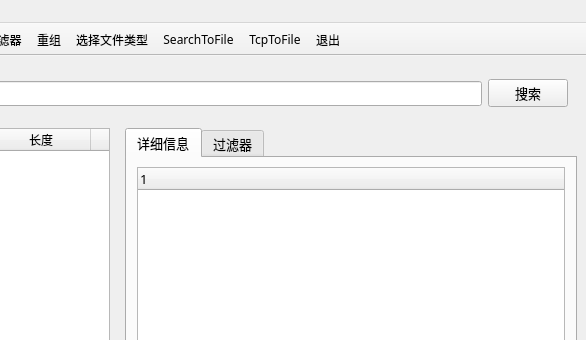
This is source/main_window.ui in ISDevLearn/Sniffer as Qt 5 draws it before an edit; both pictures show x 519 to 1105 and y 0 to 340 of the 1105 by 822 pixel window. The edited form follows.
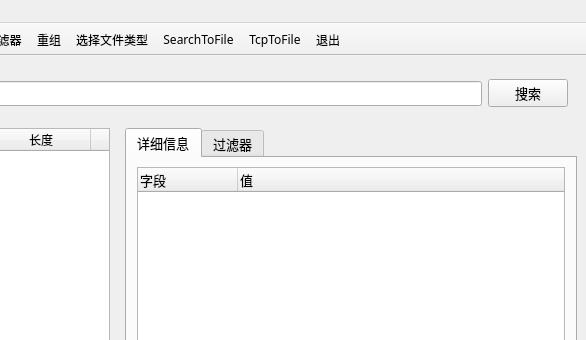
This is the edited form. Icons and pictures are not drawn.

The edit to the form file:
```diff
--- a/source/main_window.ui
+++ b/source/main_window.ui
@@ -322,7 +322,21 @@
              <number>0</number>
             </property>
             <item row="0" column="0">
-             <widget class="QTreeWidget" name="detail_tree"/>
+             <widget class="QTreeWidget" name="detail_tree">
+              <property name="autoExpandDelay">
+               <number>-1</number>
+              </property>
+              <column>
+               <property name="text">
+                <string>字段</string>
+               </property>
+              </column>
+              <column>
+               <property name="text">
+                <string>值</string>
+               </property>
+              </column>
+             </widget>
             </item>
            </layout>
           </widget>
```
